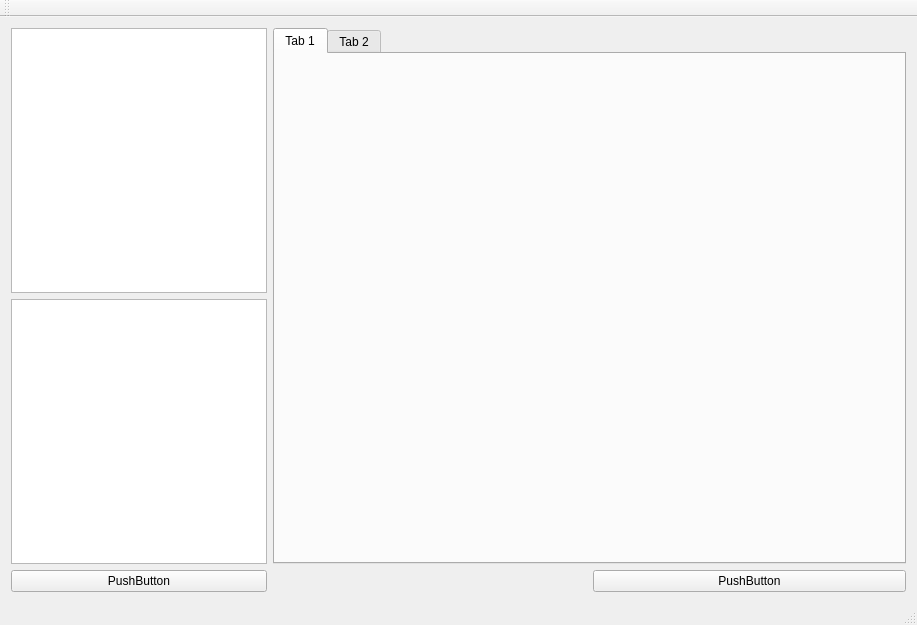
The window that forms/mainwindow.ui (m-kalkowski/svm-multiclass-learner) describes before a commit, drawn with Qt 5.
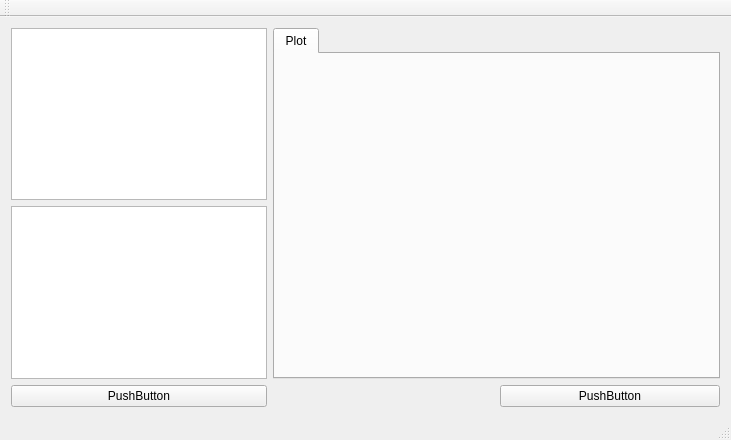
The same window after the commit. Custom widgets are drawn as their Qt base class.

```diff
--- a/forms/mainwindow.ui
+++ b/forms/mainwindow.ui
@@ -6,8 +6,8 @@
    <rect>
     <x>0</x>
     <y>0</y>
-    <width>917</width>
-    <height>625</height>
+    <width>731</width>
+    <height>440</height>
    </rect>
   </property>
   <property name="windowTitle">
@@ -15,6 +15,23 @@
   </property>
   <widget class="QWidget" name="centralWidget">
    <layout class="QGridLayout" name="gridLayout">
+    <item row="3" column="2">
+     <widget class="QPushButton" name="pushButton">
+      <property name="text">
+       <string>PushButton</string>
+      </property>
+     </widget>
+    </item>
+    <item row="0" column="0">
+     <widget class="QListWidget" name="features">
+      <property name="sizePolicy">
+       <sizepolicy hsizetype="Fixed" vsizetype="Expanding">
+        <horstretch>0</horstretch>
+        <verstretch>0</verstretch>
+       </sizepolicy>
+      </property>
+     </widget>
+    </item>
     <item row="3" column="0">
      <widget class="QPushButton" name="pushButton_3">
       <property name="text">
@@ -32,23 +49,6 @@
       </property>
      </widget>
     </item>
-    <item row="3" column="2">
-     <widget class="QPushButton" name="pushButton">
-      <property name="text">
-       <string>PushButton</string>
-      </property>
-     </widget>
-    </item>
-    <item row="0" column="0">
-     <widget class="QListWidget" name="listWidget">
-      <property name="sizePolicy">
-       <sizepolicy hsizetype="Fixed" vsizetype="Expanding">
-        <horstretch>0</horstretch>
-        <verstretch>0</verstretch>
-       </sizepolicy>
-      </property>
-     </widget>
-    </item>
     <item row="0" column="1" rowspan="2" colspan="2">
      <widget class="QTabWidget" name="tabWidget">
       <property name="currentIndex">
@@ -56,12 +56,7 @@
       </property>
       <widget class="QCustomPlot" name="plot">
        <attribute name="title">
-        <string>Tab 1</string>
-       </attribute>
-      </widget>
-      <widget class="QWidget" name="tab_2">
-       <attribute name="title">
-        <string>Tab 2</string>
+        <string>Plot</string>
        </attribute>
       </widget>
      </widget>
```
Left out of the diff: 4 changed lines with no effect on the pictures.
